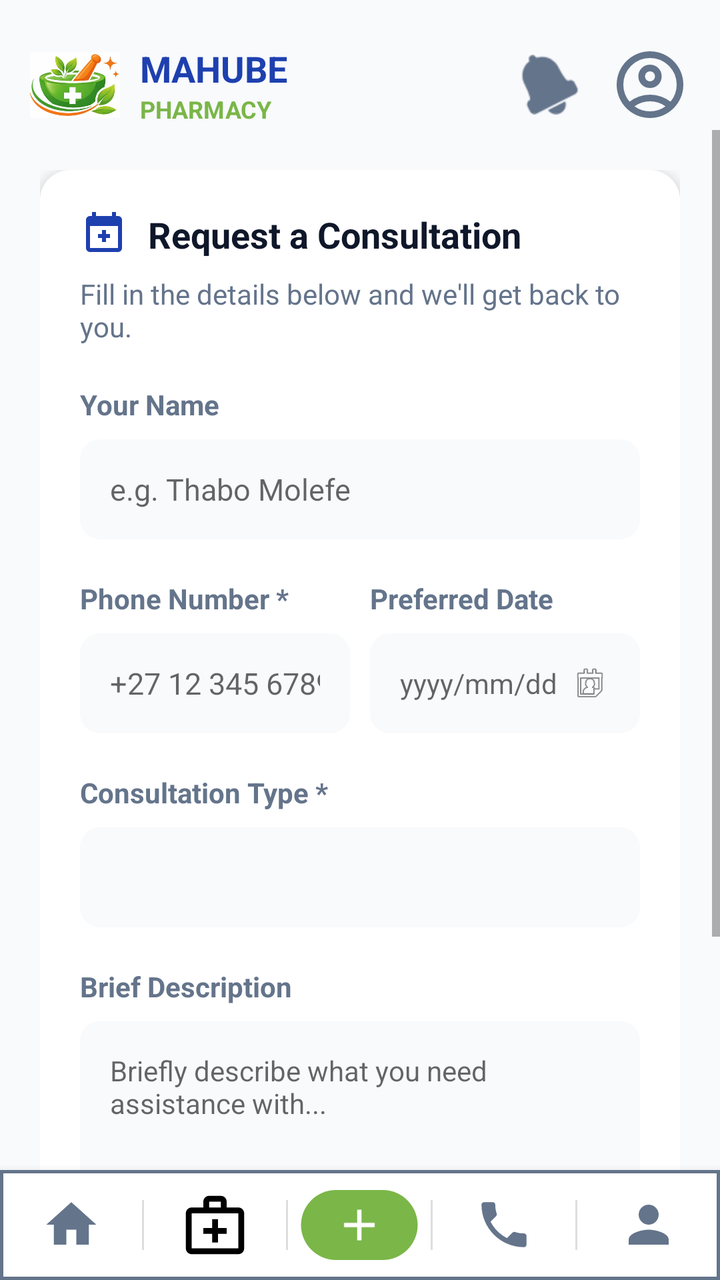
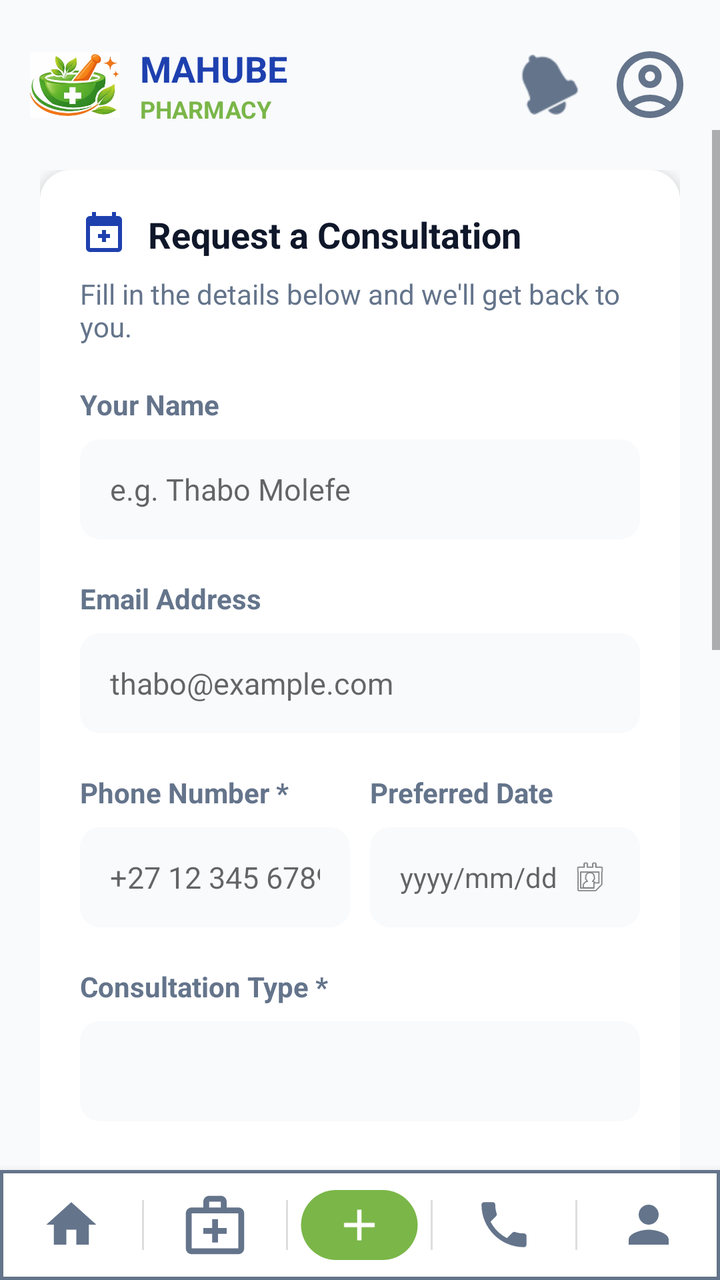

Two renders of the same Android screen: before a commit and after it. Below are the layout's source before the change and the commit's diff.
<!-- AndroidManifest.xml: application theme Theme.MahubePhamarcy -->
<!-- res/layout/consultation_page.xml -->
<?xml version="1.0" encoding="utf-8"?>
<LinearLayout xmlns:android="http://schemas.android.com/apk/res/android"
    xmlns:app="http://schemas.android.com/apk/res-auto"
    xmlns:tools="http://schemas.android.com/tools"
    android:layout_width="match_parent"
    android:layout_height="match_parent"
    android:orientation="vertical"
    android:layout_marginTop="25dp"
    android:background="#F8FAFC">

    
    <RelativeLayout
        android:layout_width="match_parent"
        android:layout_height="wrap_content"
        android:layout_marginTop="20dp"
        android:clickable="true"
        android:paddingHorizontal="15dp">

        <ImageView
            android:id="@+id/logoIcon"
            android:layout_width="45dp"
            android:layout_height="45dp"
            android:layout_alignParentStart="true"
            android:layout_centerVertical="true"
            android:src="@drawable/icon_image"
            android:contentDescription="@string/app_name"
            android:clickable="true"
            android:onClick="showHomePage" />

        <LinearLayout
            android:id="@+id/logoTextContainer"
            android:layout_width="wrap_content"
            android:layout_height="wrap_content"
            android:layout_centerVertical="true"
            android:layout_marginStart="10dp"
            android:layout_toEndOf="@id/logoIcon"
            android:orientation="vertical"
            android:clickable="true"
            android:onClick="showHomePage">

            <TextView
                android:layout_width="wrap_content"
                android:layout_height="wrap_content"
                android:text="@string/mahube"
                android:textColor="#1E40AF"
                android:textSize="18sp"
                android:textStyle="bold" />

            <TextView
                android:layout_width="wrap_content"
                android:layout_height="wrap_content"
                android:text="@string/pharmacy"
                android:textColor="#7AB648"
                android:textSize="12sp"
                android:textStyle="bold" />
        </LinearLayout>

        <ImageView
            android:id="@+id/profileIcon"
            android:layout_width="40dp"
            android:layout_height="40dp"
            android:layout_alignParentEnd="true"
            android:layout_centerVertical="true"
            android:src="@drawable/account_circle"
            android:tint="#64748B"
            android:contentDescription="Profile"
            android:clickable="true"
            android:onClick="showProfilePage"/>

        <ImageView
            android:id="@+id/notificationIcon"
            android:layout_width="30dp"
            android:layout_height="30dp"
            android:layout_centerVertical="true"
            android:layout_marginEnd="15dp"
            android:layout_toStartOf="@id/profileIcon"
            android:src="@android:drawable/ic_popup_reminder"
            android:tint="#64748B"
            android:contentDescription="Notifications" />
    </RelativeLayout>

    <ScrollView
        android:layout_width="match_parent"
        android:layout_height="0dp"
        android:layout_weight="1">

        <LinearLayout
            android:layout_width="match_parent"
            android:layout_height="wrap_content"
            android:orientation="vertical"
            android:padding="20dp">

            
            <LinearLayout
                android:layout_width="match_parent"
                android:layout_height="wrap_content"
                android:background="@drawable/card_background"
                android:backgroundTint="@color/white"
                android:elevation="4dp"
                android:orientation="vertical"
                android:padding="20dp">

                <LinearLayout
                    android:layout_width="match_parent"
                    android:layout_height="wrap_content"
                    android:gravity="center_vertical"
                    android:orientation="horizontal">
                    <ImageView
                        android:layout_width="24dp"
                        android:layout_height="24dp"
                        android:src="@drawable/ic_request_consultation" />
                    <TextView
                        android:layout_width="wrap_content"
                        android:layout_height="wrap_content"
                        android:layout_marginStart="10dp"
                        android:text="@string/request_consultation"
                        android:textColor="#0F172A"
                        android:textSize="18sp"
                        android:textStyle="bold" />
                </LinearLayout>

                <TextView
                    android:layout_width="match_parent"
                    android:layout_height="wrap_content"
                    android:layout_marginTop="8dp"
                    android:text="@string/consultation_instructions"
                    android:textColor="#64748B"
                    android:textSize="14sp" />

                <TextView
                    android:layout_width="wrap_content"
                    android:layout_height="wrap_content"
                    android:layout_marginTop="20dp"
                    android:text="@string/your_name"
                    android:textColor="#64748B"
                    android:textSize="14sp"
                    android:textStyle="bold" />
                <EditText
                    android:layout_width="match_parent"
                    android:layout_height="50dp"
                    android:layout_marginTop="8dp"
                    android:background="@drawable/edit_box"
                    android:backgroundTint="#F8FAFC"
                    android:hint="@string/thabo_hint"
                    android:paddingHorizontal="15dp"
                    android:textSize="15sp"
                    android:inputType="textPersonName" />

                <LinearLayout
                    android:layout_width="match_parent"
                    android:layout_height="wrap_content"
                    android:layout_marginTop="20dp"
                    android:orientation="horizontal">
                    <LinearLayout
                        android:layout_width="0dp"
                        android:layout_height="wrap_content"
                        android:layout_weight="1"
                        android:layout_marginEnd="10dp"
                        android:orientation="vertical">
                        <TextView
                            android:layout_width="wrap_content"
                            android:layout_height="wrap_content"
                            android:text="@string/phone_number_label"
                            android:textColor="#64748B"
                            android:textSize="14sp"
                            android:textStyle="bold" />
                        <EditText
                            android:layout_width="match_parent"
                            android:layout_height="50dp"
                            android:layout_marginTop="8dp"
                            android:background="@drawable/edit_box"
                            android:backgroundTint="#F8FAFC"
                            android:hint="+27 12 345 6789"
                            android:paddingHorizontal="15dp"
                            android:textSize="15sp"
                            android:inputType="phone" />
                    </LinearLayout>
                    <LinearLayout
                        android:layout_width="0dp"
                        android:layout_height="wrap_content"
                        android:layout_weight="1"
                        android:orientation="vertical">
                        <TextView
                            android:layout_width="wrap_content"
                            android:layout_height="wrap_content"
                            android:text="@string/preferred_date"
                            android:textColor="#64748B"
                            android:textSize="14sp"
                            android:textStyle="bold" />
                        <RelativeLayout
                            android:layout_width="match_parent"
                            android:layout_height="50dp"
                            android:layout_marginTop="8dp"
                            android:background="@drawable/edit_box"
                            android:backgroundTint="#F8FAFC"
                            android:paddingHorizontal="15dp">
                            <EditText
                                android:layout_width="match_parent"
                                android:layout_height="match_parent"
                                android:layout_toStartOf="@+id/calIcon"
                                android:background="@android:color/transparent"
                                android:hint="yyyy/mm/dd"
                                android:textSize="14sp"
                                android:inputType="date" />
                            <ImageView
                                android:id="@+id/calIcon"
                                android:layout_width="20dp"
                                android:layout_height="20dp"
                                android:layout_alignParentEnd="true"
                                android:layout_centerVertical="true"
                                android:src="@android:drawable/ic_menu_my_calendar"
                                app:tint="#64748B" />
                        </RelativeLayout>
                    </LinearLayout>
                </LinearLayout>

                <TextView
                    android:layout_width="wrap_content"
                    android:layout_height="wrap_content"
                    android:layout_marginTop="20dp"
                    android:text="@string/consultation_type_label"
                    android:textColor="#64748B"
                    android:textSize="14sp"
                    android:textStyle="bold" />
                <Spinner
                    android:layout_width="match_parent"
                    android:layout_height="50dp"
                    android:layout_marginTop="8dp"
                    android:background="@drawable/edit_box"
                    android:backgroundTint="#F8FAFC" />

                <TextView
                    android:layout_width="wrap_content"
                    android:layout_height="wrap_content"
                    android:layout_marginTop="20dp"
                    android:text="@string/brief_description"
                    android:textColor="#64748B"
                    android:textSize="14sp"
                    android:textStyle="bold" />
                <EditText
                    android:layout_width="match_parent"
                    android:layout_height="100dp"
                    android:layout_marginTop="8dp"
                    android:background="@drawable/edit_box"
                    android:backgroundTint="#F8FAFC"
                    android:gravity="top"
                    android:hint="@string/description_hint"
                    android:padding="15dp"
                    android:textSize="14sp"
                    android:inputType="textMultiLine" />

                <Button
                    android:layout_width="match_parent"
                    android:layout_height="60dp"
                    android:layout_marginTop="25dp"
                    android:background="@drawable/bg_submit_button"
                    android:drawableStart="@drawable/ic_send_prescription"
                    android:drawablePadding="15dp"
                    android:paddingHorizontal="30dp"
                    android:text="@string/request_consultation"
                    android:textAllCaps="false"
                    android:textColor="@color/white"
                    android:textSize="18sp"
                    android:textStyle="bold" />
            </LinearLayout>
        </LinearLayout>
    </ScrollView>

    
    <LinearLayout
        android:layout_width="match_parent"
        android:layout_height="55dp"
        android:background="@drawable/nav_background"
        android:elevation="8dp"
        android:orientation="horizontal"
        android:gravity="center_vertical"
        android:outlineAmbientShadowColor="@color/black">
        <ImageView
            android:layout_width="0dp"
            android:layout_height="30dp"
            android:layout_weight="1"
            android:clickable="true"
            android:contentDescription="Home"
            android:src="@drawable/ic_home" android:tint="#64748B"
            android:onClick="showHomePage"/>
        <TextView android:layout_width="1dp" android:layout_height="25dp" android:background="#DDDDDD" />
        <ImageView
            android:layout_width="0dp"
            android:layout_height="35dp"
            android:layout_weight="1"
            android:clickable="true"
            android:contentDescription="Prescriptions"
            android:tint="@color/black"
            android:src="@drawable/ic_services"
            android:onClick="showUploadPresciptionPage"/>

        <TextView android:layout_width="1dp" android:layout_height="25dp" android:background="#DDDDDD" />
        <ImageView
            android:layout_width="0dp"
            android:layout_height="35dp"
            android:layout_weight="1"
            android:clickable="true"
            android:contentDescription="Prescriptions"
            android:src="@drawable/ic_prescriptions_item"
            android:onClick="showUploadPresciptionPage"/>
        <TextView android:layout_width="1dp" android:layout_height="25dp" android:background="#DDDDDD" />
        <ImageView
            android:layout_width="0dp"
            android:layout_height="30dp"
            android:layout_weight="1"
            android:clickable="true"
            android:contentDescription="Consultation"
            android:src="@drawable/ic_contact"
            android:tint="#64748B"
            android:onClick="showConsultationPage" />
        <TextView android:layout_width="1dp" android:layout_height="25dp" android:background="#DDDDDD" />
        <ImageView
            android:id="@+id/nav_profile"
            android:layout_width="0dp"
            android:layout_height="30dp"
            android:layout_weight="1"
            android:clickable="true"
            android:contentDescription="Profile"
            android:src="@drawable/ic_profile"
            android:tint="#64748B"
            android:onClick="showProfilePage" />
    </LinearLayout>
</LinearLayout>
<!-- resources referenced by this layout -->
<resources>
  <color name="black">#FF000000</color>
  <color name="white">#FFFFFFFF</color>
  <!-- drawable bg_submit_button (drawable) -->
  <?xml version="1.0" encoding="utf-8"?>
  <shape xmlns:android="http://schemas.android.com/apk/res/android">
      <solid android:color="#1E40AF" />
      <corners android:radius="12dp" />
  </shape>
  <!-- drawable card_background (drawable) -->
  <?xml version="1.0" encoding="utf-8"?>
  <shape xmlns:android="http://schemas.android.com/apk/res/android"
      android:shape="rectangle">
      <solid android:color="@color/white"/>
      <corners android:radius="15dp"/>
  
  </shape>
  <!-- drawable edit_box (drawable) -->
  <?xml version="1.0" encoding="utf-8"?>
  <shape xmlns:android="http://schemas.android.com/apk/res/android"
      android:shape="rectangle"
      android:tint="@color/Input_background">
      <corners android:radius="10dp"/>
  
  
  </shape>
  <!-- drawable ic_home (drawable) -->
  <vector xmlns:android="http://schemas.android.com/apk/res/android"
      android:width="24dp"
      android:height="24dp"
      android:viewportWidth="24"
      android:viewportHeight="24"
      android:tint="?attr/colorControlNormal">
    <path
        android:fillColor="@android:color/white"
        android:pathData="M10,20v-6h4v6h5v-8h3L12,3 2,12h3v8z"/>
  </vector>
  <!-- drawable ic_prescriptions_item (drawable) -->
  <?xml version="1.0" encoding="utf-8"?>
  <layer-list xmlns:android="http://schemas.android.com/apk/res/android">
      <item
          android:width="40dp"
          android:height="24dp"
          android:drawable="@drawable/bg_prescriptions" />
      <item
          android:width="18dp"
          android:height="18dp"
          android:gravity="center"
          android:drawable="@drawable/ic_prescriptions" />
  </layer-list>
  <!-- drawable ic_send_prescription (drawable) -->
  <vector xmlns:android="http://schemas.android.com/apk/res/android"
      android:width="24dp"
      android:height="24dp"
      android:viewportWidth="24"
      android:viewportHeight="24">
      <path
          android:fillColor="#FFFFFF"
          android:pathData="M2.01,21L23,12L2.01,3L2,10L17,12L2,14L2.01,21Z" />
  </vector>
  <!-- drawable nav_background (drawable) -->
  <?xml version="1.0" encoding="utf-8"?>
  <shape xmlns:android="http://schemas.android.com/apk/res/android"
      android:shape="rectangle">
      <solid android:color="@color/white"/>
      <stroke android:width="1.5dp"
          android:color="@color/secondary_textColor"/>
  
  </shape>
  <string name="app_name">Mahube Phamarcy</string>
  <string name="brief_description">Brief Description</string>
  <string name="consultation_instructions">Fill in the details below and we\'ll get back to you.</string>
  <string name="consultation_type_label">Consultation Type *</string>
  <string name="description_hint">Briefly describe what you need assistance with...</string>
  <string name="mahube">MAHUBE</string>
  <string name="pharmacy">PHARMACY</string>
  <string name="phone_number_label">Phone Number *</string>
  <string name="preferred_date">Preferred Date</string>
  <string name="request_consultation">Request a Consultation</string>
  <string name="thabo_hint">e.g. Thabo Molefe</string>
  <string name="your_name">Your Name</string>
  <style name="Theme.MahubePhamarcy" parent="android:Theme.Material.Light.NoActionBar" />
  <color name="Input_background">#F1F5F9</color>
  <!-- drawable bg_prescriptions (drawable) -->
  <?xml version="1.0" encoding="utf-8"?>
  <shape xmlns:android="http://schemas.android.com/apk/res/android">
      <solid android:color="#7AB648" />
      <corners android:radius="20dp" />
  </shape>
  <!-- drawable ic_prescriptions (drawable) -->
  <vector xmlns:android="http://schemas.android.com/apk/res/android"
      android:width="24dp"
      android:height="24dp"
      android:viewportWidth="24"
      android:viewportHeight="24">
      <path
          android:fillColor="#FFFFFF"
          android:pathData="M19,13H13V19H11V13H5V11H11V5H13V11H19V13Z" />
  </vector>
  <color name="secondary_textColor">#64748B</color>
  <!-- unchanged entries left out for length: 6 -->
</resources>

<!-- the commit's change to res/layout/consultation_page.xml (unified diff, before → after) -->
@@ -136,6 +136,7 @@
                     android:textSize="14sp"
                     android:textStyle="bold" />
                 <EditText
+                    android:id="@+id/consultationName"
                     android:layout_width="match_parent"
                     android:layout_height="50dp"
                     android:layout_marginTop="8dp"
@@ -145,6 +146,26 @@
                     android:paddingHorizontal="15dp"
                     android:textSize="15sp"
                     android:inputType="textPersonName" />
+
+                <TextView
+                    android:layout_width="wrap_content"
+                    android:layout_height="wrap_content"
+                    android:layout_marginTop="20dp"
+                    android:text="Email Address"
+                    android:textColor="#64748B"
+                    android:textSize="14sp"
+                    android:textStyle="bold" />
+                <EditText
+                    android:id="@+id/consultationEmail"
+                    android:layout_width="match_parent"
+                    android:layout_height="50dp"
+                    android:layout_marginTop="8dp"
+                    android:background="@drawable/edit_box"
+                    android:backgroundTint="#F8FAFC"
+                    android:hint="thabo@example.com"
+                    android:paddingHorizontal="15dp"
+                    android:textSize="15sp"
+                    android:inputType="textEmailAddress" />
 
                 <LinearLayout
                     android:layout_width="match_parent"
@@ -165,6 +186,7 @@
                             android:textSize="14sp"
                             android:textStyle="bold" />
                         <EditText
+                            android:id="@+id/consultationPhone"
                             android:layout_width="match_parent"
                             android:layout_height="50dp"
                             android:layout_marginTop="8dp"
@@ -195,6 +217,7 @@
                             android:backgroundTint="#F8FAFC"
                             android:paddingHorizontal="15dp">
                             <EditText
+                                android:id="@+id/consultationDate"
                                 android:layout_width="match_parent"
                                 android:layout_height="match_parent"
                                 android:layout_toStartOf="@+id/calIcon"
@@ -223,6 +246,7 @@
                     android:textSize="14sp"
                     android:textStyle="bold" />
                 <Spinner
+                    android:id="@+id/consultationType"
                     android:layout_width="match_parent"
                     android:layout_height="50dp"
                     android:layout_marginTop="8dp"
@@ -238,6 +262,7 @@
                     android:textSize="14sp"
                     android:textStyle="bold" />
                 <EditText
+                    android:id="@+id/consultationDescription"
                     android:layout_width="match_parent"
                     android:layout_height="100dp"
                     android:layout_marginTop="8dp"
@@ -261,8 +286,182 @@
                     android:textAllCaps="false"
                     android:textColor="@color/white"
                     android:textSize="18sp"
+                    android:textStyle="bold"
+                    android:onClick="submitConsultation" />
+
+                
+                <LinearLayout
+                    android:id="@+id/consultationBookingSuccessCard"
+                    android:layout_width="match_parent"
+                    android:layout_height="wrap_content"
+                    android:layout_marginTop="20dp"
+                    android:background="@drawable/edit_box"
+                    android:backgroundTint="#F0FDF4"
+                    android:orientation="vertical"
+                    android:padding="15dp"
+                    android:visibility="gone">
+
+                    <TextView
+                        android:id="@+id/resBookingId"
+                        android:layout_width="wrap_content"
+                        android:layout_height="wrap_content"
+                        android:text="Success! Consultation ID: #123"
+                        android:textColor="#16A34A"
+                        android:textStyle="bold" />
+
+                    <TextView
+                        android:layout_width="wrap_content"
+                        android:layout_height="wrap_content"
+                        android:layout_marginTop="4dp"
+                        android:text="Save this ID to check your response below."
+                        android:textColor="#16A34A"
+                        android:textSize="12sp" />
+                </LinearLayout>
+            </LinearLayout>
+
+            
+            <LinearLayout
+                android:layout_width="match_parent"
+                android:layout_height="wrap_content"
+                android:layout_marginTop="30dp"
+                android:background="@drawable/card_background"
+                android:backgroundTint="@color/white"
+                android:elevation="4dp"
+                android:orientation="vertical"
+                android:padding="20dp">
+
+                <TextView
+                    android:layout_width="wrap_content"
+                    android:layout_height="wrap_content"
+                    android:text="Check Pharmacist Response"
+                    android:textColor="#1E40AF"
+                    android:textSize="18sp"
                     android:textStyle="bold" />
+
+                <TextView
+                    android:layout_width="match_parent"
+                    android:layout_height="wrap_content"
+                    android:layout_marginTop="8dp"
+                    android:text="Enter the Consultation ID you received after submitting your request."
+                    android:textColor="#64748B"
+                    android:textSize="14sp" />
+
+                <LinearLayout
+                    android:layout_width="match_parent"
+                    android:layout_height="wrap_content"
+                    android:layout_marginTop="15dp"
+                    android:orientation="horizontal">
+
+                    <EditText
+                        android:id="@+id/checkConsultationId"
+                        android:layout_width="0dp"
+                        android:layout_height="50dp"
+                        android:layout_weight="1"
+                        android:background="@drawable/edit_box"
+                        android:backgroundTint="#F8FAFC"
+                        android:hint="Consultation ID"
+                        android:inputType="number"
+                        android:paddingHorizontal="15dp"
+                        android:textSize="15sp" />
+
+                    <Button
+                        android:layout_width="wrap_content"
+                        android:layout_height="50dp"
+                        android:layout_marginStart="10dp"
+                        android:backgroundTint="#2DAB73"
+                        android:text="Check Status"
+                        android:textAllCaps="false"
+                        android:textColor="@color/white"
+                        android:onClick="checkConsultationStatus" />
+                </LinearLayout>
+
+                
+                <LinearLayout
+                    android:id="@+id/consultationResultCard"
+                    android:layout_width="match_parent"
+                    android:layout_height="wrap_content"
+                    android:layout_marginTop="20dp"
+                    android:background="@drawable/edit_box"
+                    android:backgroundTint="#F8FAFC"
+                    android:orientation="vertical"
+                    android:padding="15dp"
+                    android:visibility="gone">
+
+                    <TextView
+                        android:id="@+id/resConsultationId"
+                        android:layout_width="wrap_content"
+                        android:layout_height="wrap_content"
+                        android:text="Consultation #1"
+                        android:textColor="#0F172A"
+                        android:textStyle="bold" />
+
+                    <GridLayout
+                        android:layout_width="match_parent"
+                        android:layout_height="wrap_content"
+                        android:layout_marginTop="10dp"
+                        android:columnCount="2">
+
+                        <TextView android:text="Full Name:" android:textColor="#0F172A" android:textStyle="bold" android:layout_marginEnd="20dp"/>
+                        <TextView android:id="@+id/resFullName" android:text="test" android:textColor="#64748B" />
+
+                        <TextView android:text="Type:" android:textColor="#0F172A" android:textStyle="bold" android:layout_marginTop="5dp"/>
+                        <TextView android:id="@+id/resType" android:text="General Consultation" android:textColor="#64748B" android:layout_marginTop="5dp"/>
+
+                        <TextView android:text="Preferred Date:" android:textColor="#0F172A" android:textStyle="bold" android:layout_marginTop="5dp"/>
+                        <TextView android:id="@+id/resDate" android:text="11 Jun 2026" android:textColor="#64748B" android:layout_marginTop="5dp"/>
+
+                        <TextView android:text="Your Question:" android:textColor="#0F172A" android:textStyle="bold" android:layout_marginTop="5dp"/>
+                        <TextView android:id="@+id/resQuestion" android:text="..." android:textColor="#64748B" android:layout_marginTop="5dp"/>
+                    </GridLayout>
+
+                    <View
+                        android:layout_width="match_parent"
+                        android:layout_height="1dp"
+                        android:layout_marginVertical="10dp"
+                        android:background="#DDDDDD" />
+
+                    <TextView
+                        android:layout_width="wrap_content"
+                        android:layout_height="wrap_content"
+                        android:text="Pharmacist's"
+                        android:textColor="#2DAB73"
+                        android:textSize="12sp"
+                        android:textStyle="bold" />
+                    <TextView
+                        android:layout_width="wrap_content"
+                        android:layout_height="wrap_content"
+                        android:text="Response:"
+                        android:textColor="#2DAB73"
+                        android:textSize="12sp"
+                        android:textStyle="bold" />
+
+                    <TextView
+                        android:id="@+id/resResponse"
+                        android:layout_width="match_parent"
+                        android:layout_height="wrap_content"
+                        android:layout_marginTop="4dp"
+                        android:text="Your consultation is booked for 13:00"
+                        android:textColor="#0F172A" />
+                </LinearLayout>
             </LinearLayout>
+
+            
+            <TextView
+                android:layout_width="wrap_content"
+                android:layout_height="wrap_content"
+                android:layout_marginTop="30dp"
+                android:text="Your Consultation History"
+                android:textColor="#0F172A"
+                android:textSize="18sp"
+                android:textStyle="bold" />
+
+            <androidx.recyclerview.widget.RecyclerView
+                android:id="@+id/consultationHistoryRecyclerView"
+                android:layout_width="match_parent"
+                android:layout_height="wrap_content"
+                android:layout_marginTop="15dp"
+                android:nestedScrollingEnabled="false"
+                app:layoutManager="androidx.recyclerview.widget.LinearLayoutManager" />
         </LinearLayout>
     </ScrollView>
 
@@ -290,9 +489,9 @@
             android:layout_weight="1"
             android:clickable="true"
             android:contentDescription="Prescriptions"
-            android:tint="@color/black"
+            android:tint="#64748B"
             android:src="@drawable/ic_services"
-            android:onClick="showUploadPresciptionPage"/>
+            android:onClick="showServicePage"/>
 
         <TextView android:layout_width="1dp" android:layout_height="25dp" android:background="#DDDDDD" />
         <ImageView
@@ -323,6 +522,6 @@
             android:contentDescription="Profile"
             android:src="@drawable/ic_profile"
             android:tint="#64748B"
-            android:onClick="showProfilePage" />
+            android:onClick="showAboutPage" />
     </LinearLayout>
 </LinearLayout>
